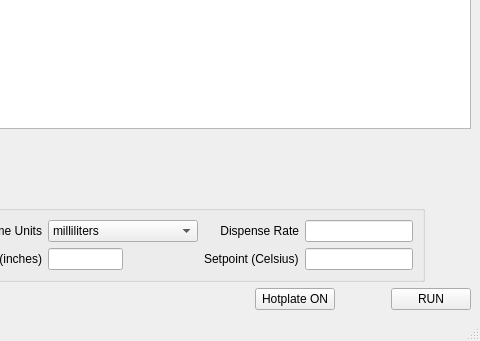
Before: the Qt Designer form sprayUI.ui in phosphino/SprayerPi_Controller, drawn with Qt 5; both pictures show x 645 to 1125 and y 367 to 708 of the 1125 by 708 pixel window.
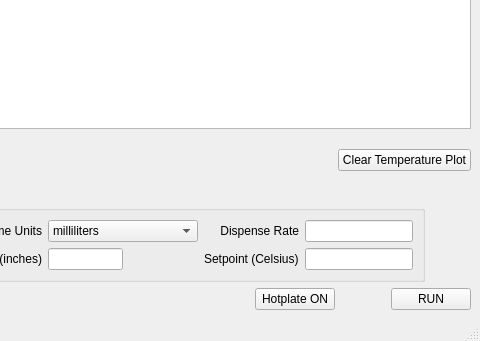
After: the same form once the commit is applied. Icons and pictures are not drawn. Custom widgets are drawn as their Qt base class.

The edit to the form file:
```diff
--- a/sprayUI.ui
+++ b/sprayUI.ui
@@ -114,6 +114,13 @@
         </property>
        </spacer>
       </item>
+      <item>
+       <widget class="QPushButton" name="clearPlot_button">
+        <property name="text">
+         <string>Clear Temperature Plot</string>
+        </property>
+       </widget>
+      </item>
      </layout>
     </item>
     <item>
```
